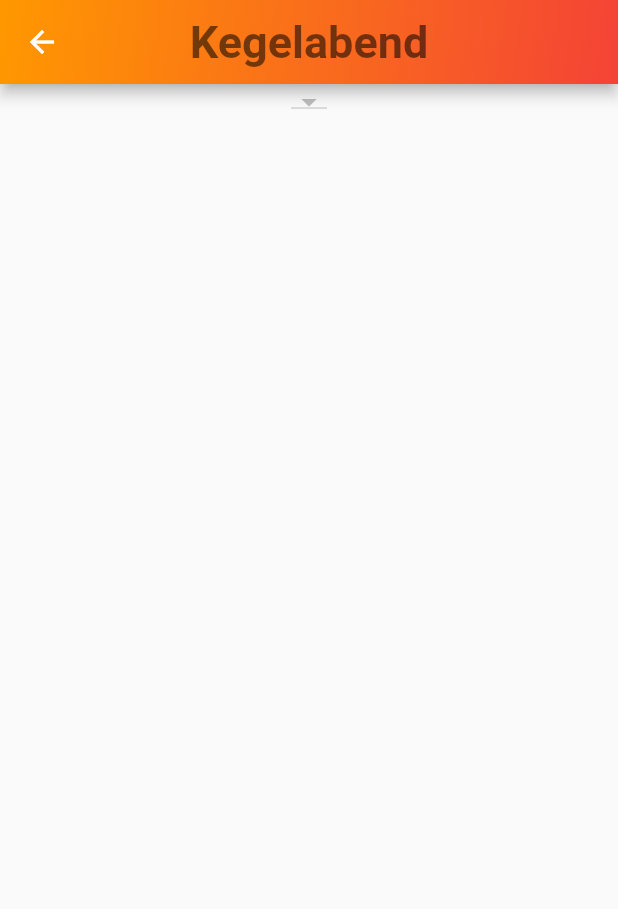
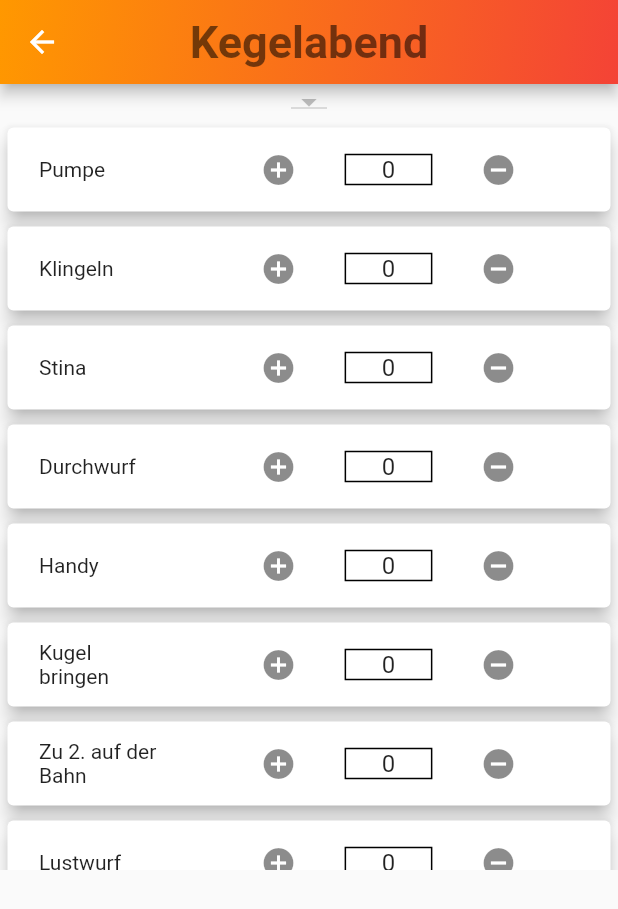
Before and after one commit to schikkinikki/KegelApp, a Flutter app: the NewSessionScreen screen opened by its route, on a phone screen of 412 x 824 dp. Shown: the top 909 px of the screen. Run offline on Flutter 3.47's test engine with Material 2 defaults, Android fonts, the phone set to English and light mode, and no system bars.

Commit message:
erster Strafen Ui Entwurf

```diff
--- a/KegelApp/lib/models/MembersListClass.dart
+++ b/KegelApp/lib/models/MembersListClass.dart
@@ -38,11 +38,14 @@ class MemberListClass extends ChangeNotifier {
     return playerNames;
   }
 
+  Kegelbruder getOnePlayer(String name) {
+    return memberlist.firstWhere((element) => element.name == name);
+  }
+
   Map<String, dynamic> getStrafen(Kegelbruder player) {
     var strafenList = {};
     memberlist.where((element) {
       if (element.name == player.name) {
-        strafenList["Anwesenheit"] = element.erschienen;
         strafenList["Pumpe"] = element.pumpen;
         strafenList["Klingeln"] = element.klingel;
         strafenList["Stina"] = element.mittenDurch;
--- a/KegelApp/lib/models/kegelbruder.dart
+++ b/KegelApp/lib/models/kegelbruder.dart
@@ -6,7 +6,6 @@ class Kegelbruder extends ChangeNotifier {
   bool isKing;
   bool isPumpenKing;
   bool isSelected = false;
-  bool anwesenheit;
   int pumpe;
   int klingeln;
   int stina;
@@ -23,7 +22,6 @@ class Kegelbruder extends ChangeNotifier {
       @required this.name,
       this.isKing,
       this.isPumpenKing,
-      this.anwesenheit,
       this.pumpe,
       this.klingeln,
       this.stina,
@@ -42,10 +40,6 @@ class Kegelbruder extends ChangeNotifier {
       isSelected = true;
     }
     notifyListeners();
-  }
-
-  bool get erschienen {
-    return anwesenheit;
   }
 
   int get pumpen {
@@ -88,10 +82,6 @@ class Kegelbruder extends ChangeNotifier {
     this.klingeln = klingeln;
   }
 
-  set set_anwesenheit(bool anwesenheit) {
-    this.anwesenheit = anwesenheit;
-  }
-
   set set_mittenDurch(int mittenDurch) {
     this.stina = mittenDurch;
   }
--- a/KegelApp/lib/screens/new_session_screen.dart
+++ b/KegelApp/lib/screens/new_session_screen.dart
@@ -16,6 +16,18 @@ class _NewSessionScreenState extends State<NewSessionScreen> {
   Widget build(BuildContext context) {
     final memberData = Provider.of<MemberListClass>(context);
     final memberlist = memberData.member;
+    final List<String> strafenUiListe = [
+      "Pumpe",
+      "Klingeln",
+      "Stina",
+      "Durchwurf",
+      "Handy",
+      "Kugel bringen",
+      "Zu 2. auf der Bahn",
+      "Lustwurf"
+    ];
+
+    var strafenCounter = 0;
 
     return Scaffold(
       appBar: AppBar(
@@ -42,14 +54,52 @@ class _NewSessionScreenState extends State<NewSessionScreen> {
         child: Column(
           children: [
             DropDownMenu(),
-            //TODO map the list of punishment to the itemBuilder
-            // Container(
-            //   height: 400,
-            //   child: ListView.builder(
-            //     itemBuilder: null,
-            //     itemCount: null,
-            //   ),
-            // )
+            Container(
+              height: 500,
+              child: ListView.builder(
+                itemBuilder: (context, index) {
+                  return Card(
+                    elevation: 5,
+                    margin: EdgeInsets.all(5),
+                    child: ListTile(
+                      leading: Container(
+                        margin: EdgeInsets.all(5),
+                        width: 80,
+                        child: Text(
+                          strafenUiListe[index],
+                        ),
+                      ),
+                      title: Row(
+                        mainAxisAlignment: MainAxisAlignment.center,
+                        children: [
+                          IconButton(
+                              icon: Icon(Icons.add_circle),
+                              onPressed: () => strafenCounter++),
+                          SizedBox(
+                            width: 20,
+                          ),
+                          Container(
+                            decoration: BoxDecoration(
+                              border: Border.all(color: Colors.black),
+                            ),
+                            child: Text("      " +
+                                strafenCounter.toString() +
+                                "      "),
+                          ),
+                          SizedBox(
+                            width: 20,
+                          ),
+                          IconButton(
+                              icon: Icon(Icons.remove_circle),
+                              onPressed: () => strafenCounter--)
+                        ],
+                      ),
+                    ),
+                  );
+                },
+                itemCount: strafenUiListe.length,
+              ),
+            )
           ],
         ),
       ),
```
